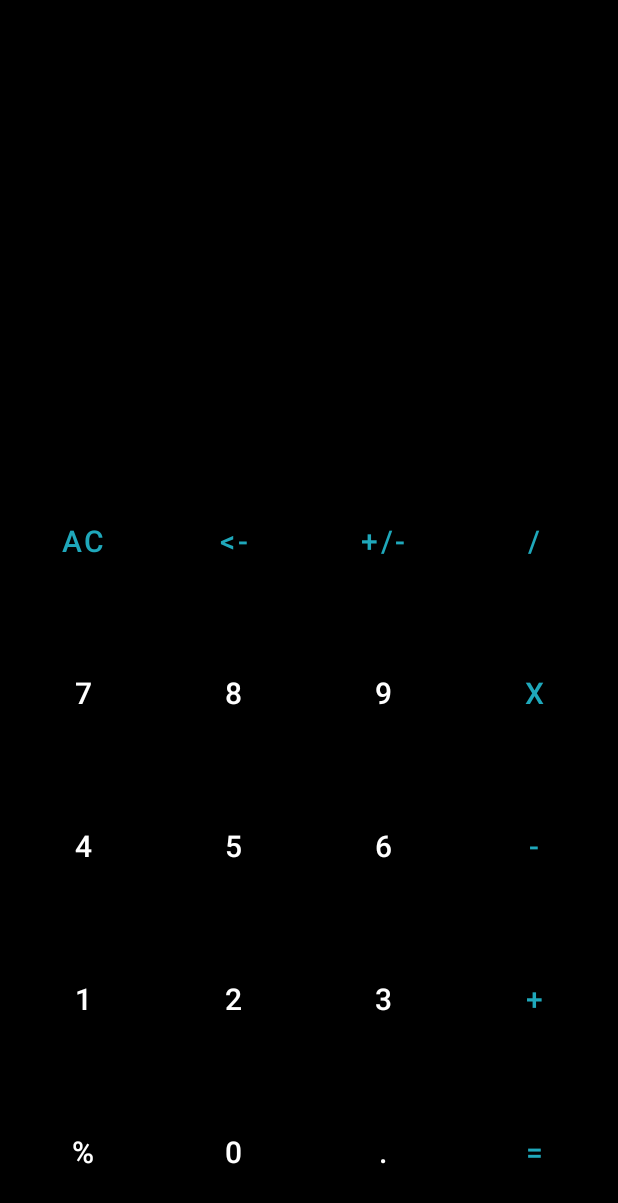
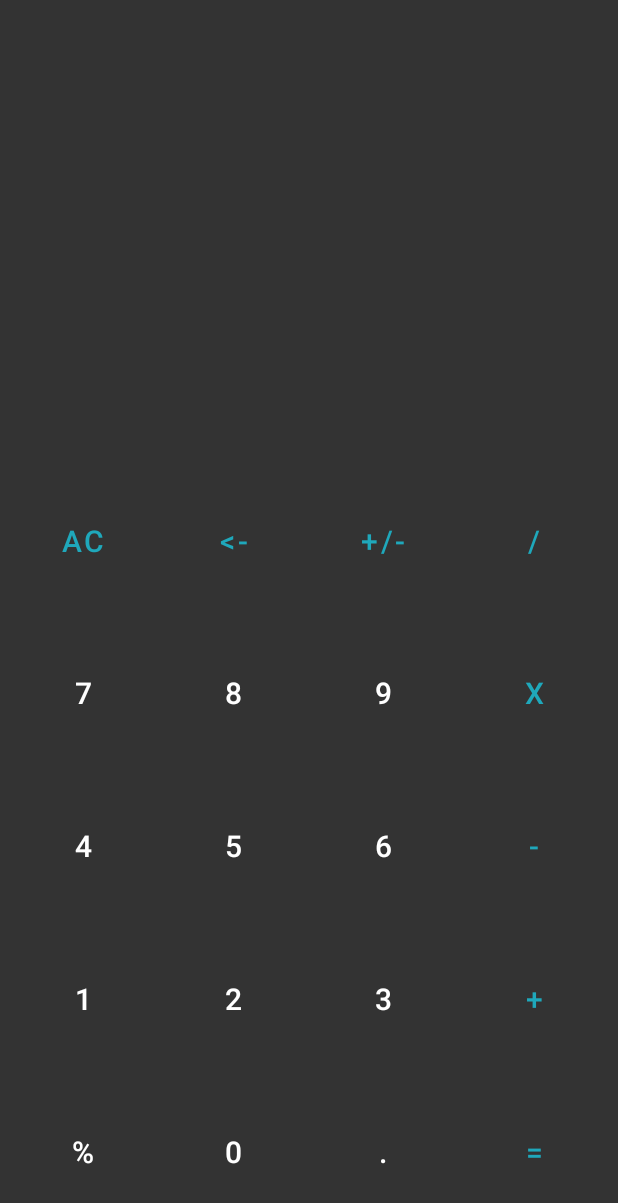
Before and after one commit to tutdeputraw/calculator, an Android app: the screen it shows after launch (MainActivity), on a phone screen of 412 x 824 dp. Shown: the top 1203 px of the screen. Run offline under Robolectric (Android 15) with nearby library versions, the phone set to English and light mode, and no system bars.

Commit message:
fix background color

```diff
--- a/app/src/main/res/layout/activity_main.xml
+++ b/app/src/main/res/layout/activity_main.xml
@@ -3,7 +3,7 @@
     xmlns:tools="http://schemas.android.com/tools"
     android:layout_width="match_parent"
     android:layout_height="match_parent"
-    android:background="@color/black"
+    android:background="@color/blackCustom"
     android:orientation="vertical"
     android:padding="5dp"
     tools:context=".MainActivity">
--- a/app/src/main/res/values/colors.xml
+++ b/app/src/main/res/values/colors.xml
@@ -8,4 +8,5 @@
     <color name="black">#FF000000</color>
     <color name="white">#FFFFFFFF</color>
     <color name="cyan">#FF1FA8BB</color>
+    <color name="blackCustom">#FF333333</color>
 </resources>
--- a/app/src/main/res/values/styles.xml
+++ b/app/src/main/res/values/styles.xml
@@ -6,7 +6,7 @@
         <item name="android:layout_height">match_parent</item>
         <item name="android:layout_weight">1</item>
         <item name="android:textSize">20sp</item>
-        <item name="android:backgroundTint" tools:ignore="NewApi">@color/black
+        <item name="android:background" tools:ignore="NewApi">@android:color/transparent
         </item>
     </style>
 </resources>
```
